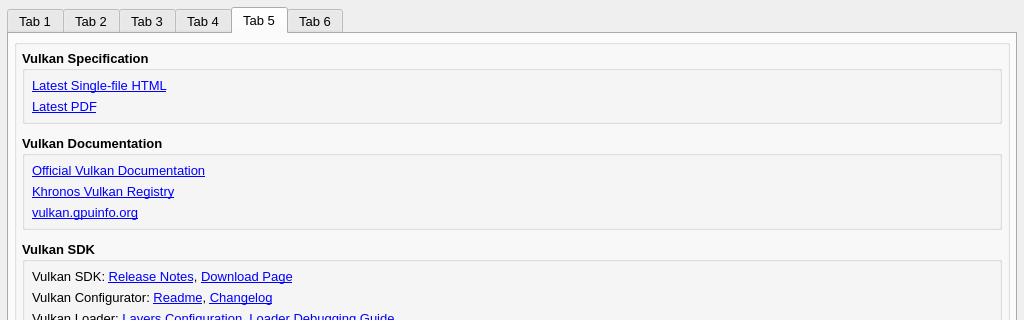
The window that vkconfig_gui/mainwindow.ui (LunarG/VulkanTools) describes before a commit, drawn with Qt 5; both pictures show x 0 to 1024 and y 0 to 320 of the 1024 by 640 pixel window.
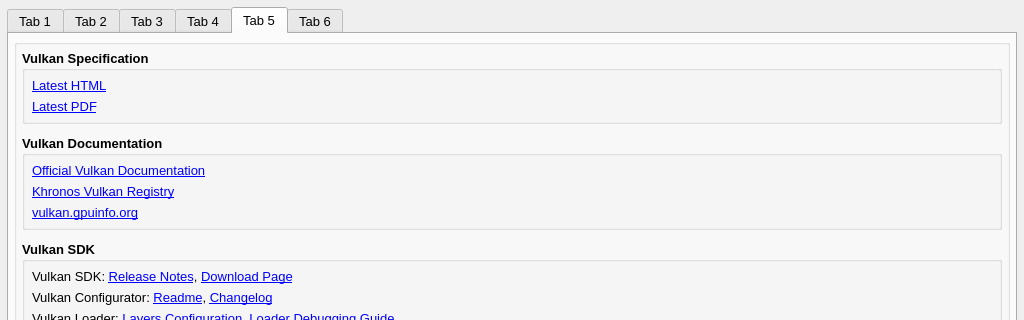
The same window after the commit. The open tabs and pages were chosen to show the change. Icons and pictures are not drawn.

Commit message: vkconfig: Replace specification link

The edit to the form file:
```diff
--- a/vkconfig_gui/mainwindow.ui
+++ b/vkconfig_gui/mainwindow.ui
@@ -1784,7 +1784,7 @@
                  </font>
                 </property>
                 <property name="text">
-                 <string>&lt;html&gt;&lt;head/&gt;&lt;body&gt;&lt;p&gt;&lt;a href=&quot;https://registry.khronos.org/vulkan/specs/latest/html/vkspec.html&quot;&gt;&lt;span style=&quot; text-decoration: underline; color:#0000ff;&quot;&gt;Latest Single-file HTML&lt;/span&gt;&lt;/a&gt;&lt;/p&gt;&lt;/body&gt;&lt;/html&gt;</string>
+                 <string>&lt;a style=&quot;color:%s;&quot; href=&quot;https://vulkan.lunarg.com/doc/view/master/windows/antora/spec/latest/chapters/introduction.html&quot;&gt;Latest HTML&lt;/a&gt;</string>
                 </property>
                 <property name="textFormat">
                  <enum>Qt::RichText</enum>
```
Left out of the diff: 2 changed lines with no effect on the pictures.
